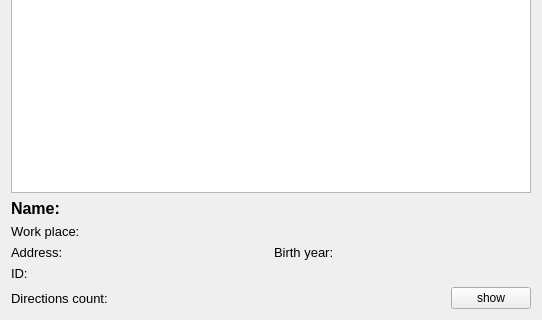
Before: the Qt Designer form Policlinic/pacientsWidget.ui in artem-bochkarev/alexandras_task, drawn with Qt 5; both pictures show x 0 to 542 and y 372 to 692 of the 542 by 692 pixel window.
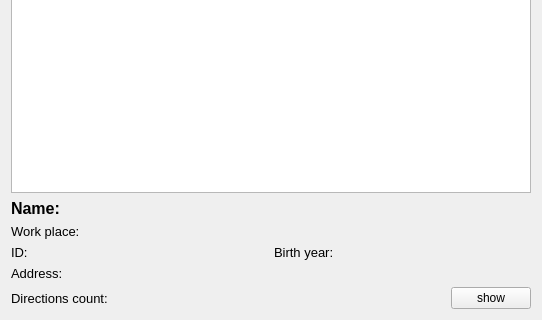
After: the same form once the commit is applied.

Diff of the .ui file:
```diff
--- a/Policlinic/pacientsWidget.ui
+++ b/Policlinic/pacientsWidget.ui
@@ -94,14 +94,14 @@
    <item>
     <layout class="QHBoxLayout" name="horizontalLayout">
      <item>
-      <widget class="QLabel" name="addressLabel">
+      <widget class="QLabel" name="idLabel">
        <property name="font">
         <font>
          <pointsize>10</pointsize>
         </font>
        </property>
        <property name="text">
-        <string>Address:</string>
+        <string>ID:</string>
        </property>
       </widget>
      </item>
@@ -120,14 +120,14 @@
     </layout>
    </item>
    <item>
-    <widget class="QLabel" name="idLabel">
+    <widget class="QLabel" name="addressLabel">
      <property name="font">
       <font>
        <pointsize>10</pointsize>
       </font>
      </property>
      <property name="text">
-      <string>ID:</string>
+      <string>Address:</string>
      </property>
     </widget>
    </item>
```
